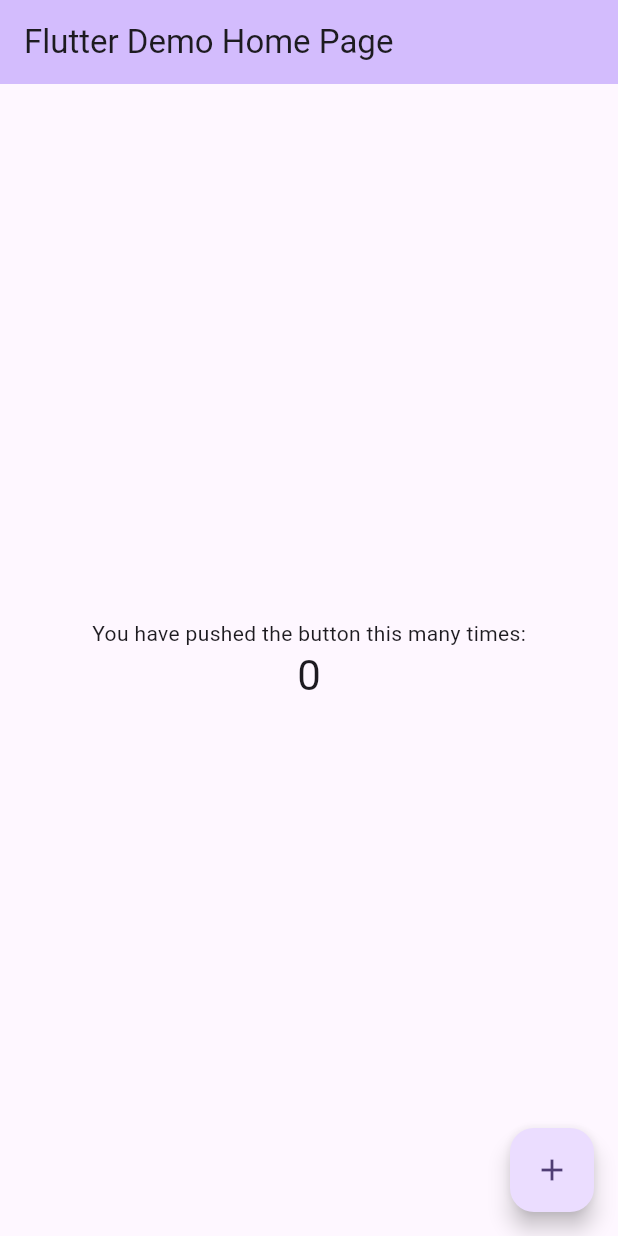
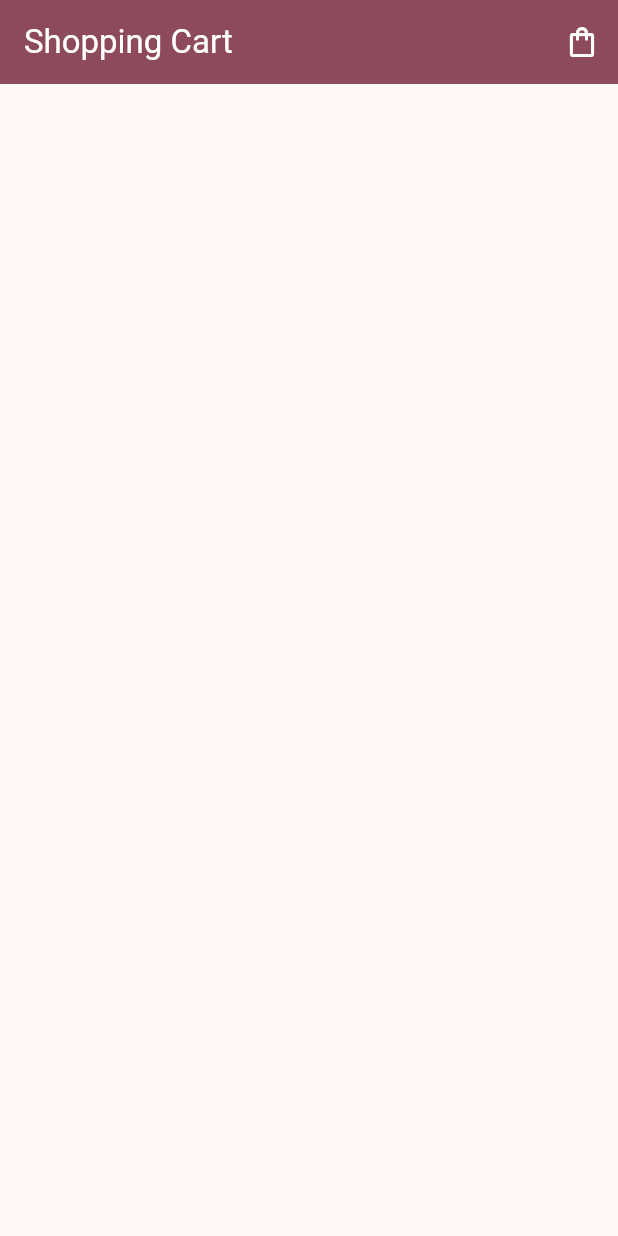
Before and after one commit to AroojAslam/fruit_shop_cart, a Flutter app: the screen it shows after launch, on a phone screen of 412 x 824 dp. Run offline on Flutter 3.47's test engine with Material 2 defaults, Android fonts, the phone set to English and light mode, and no system bars.

Commit message:
add pages

```diff
--- /dev/null
+++ b/lib/constants.dart
@@ -0,0 +1,5 @@
+import 'package:flutter/material.dart';
+
+Color kWhite(){
+  return Colors.white;
+}
--- a/lib/main.dart
+++ b/lib/main.dart
@@ -1,125 +1,21 @@
 import 'package:flutter/material.dart';
+import 'pages/home_screen.dart';
 
 void main() {
   runApp(const MyApp());
 }
-
 class MyApp extends StatelessWidget {
   const MyApp({super.key});
-
-  // This widget is the root of your application.
   @override
   Widget build(BuildContext context) {
     return MaterialApp(
-      title: 'Flutter Demo',
+      debugShowCheckedModeBanner: false,
+      title: 'Shopping Cart',
       theme: ThemeData(
-        // This is the theme of your application.
-        //
-        // TRY THIS: Try running your application with "flutter run". You'll see
-        // the application has a blue toolbar. Then, without quitting the app,
-        // try changing the seedColor in the colorScheme below to Colors.green
-        // and then invoke "hot reload" (save your changes or press the "hot
-        // reload" button in a Flutter-supported IDE, or press "r" if you used
-        // the command line to start the app).
-        //
-        // Notice that the counter didn't reset back to zero; the application
-        // state is not lost during the reload. To reset the state, use hot
-        // restart instead.
-        //
-        // This works for code too, not just values: Most code changes can be
-        // tested with just a hot reload.
-        colorScheme: ColorScheme.fromSeed(seedColor: Colors.deepPurple),
+        colorScheme: ColorScheme.fromSeed(seedColor: Colors.pinkAccent),
         useMaterial3: true,
       ),
-      home: const MyHomePage(title: 'Flutter Demo Home Page'),
+      home:const HomeScreen(),
     );
   }
 }
-
-class MyHomePage extends StatefulWidget {
-  const MyHomePage({super.key, required this.title});
-
-  // This widget is the home page of your application. It is stateful, meaning
-  // that it has a State object (defined below) that contains fields that affect
-  // how it looks.
-
-  // This class is the configuration for the state. It holds the values (in this
-  // case the title) provided by the parent (in this case the App widget) and
-  // used by the build method of the State. Fields in a Widget subclass are
-  // always marked "final".
-
-  final String title;
-
-  @override
-  State<MyHomePage> createState() => _MyHomePageState();
-}
-
-class _MyHomePageState extends State<MyHomePage> {
-  int _counter = 0;
-
-  void _incrementCounter() {
-    setState(() {
-      // This call to setState tells the Flutter framework that something has
-      // changed in this State, which causes it to rerun the build method below
-      // so that the display can reflect the updated values. If we changed
-      // _counter without calling setState(), then the build method would not be
-      // called again, and so nothing would appear to happen.
-      _counter++;
-    });
-  }
-
-  @override
-  Widget build(BuildContext context) {
-    // This method is rerun every time setState is called, for instance as done
-    // by the _incrementCounter method above.
-    //
-    // The Flutter framework has been optimized to make rerunning build methods
-    // fast, so that you can just rebuild anything that needs updating rather
-    // than having to individually change instances of widgets.
-    return Scaffold(
-      appBar: AppBar(
-        // TRY THIS: Try changing the color here to a specific color (to
-        // Colors.amber, perhaps?) and trigger a hot reload to see the AppBar
-        // change color while the other colors stay the same.
-        backgroundColor: Theme.of(context).colorScheme.inversePrimary,
-        // Here we take the value from the MyHomePage object that was created by
-        // the App.build method, and use it to set our appbar title.
-        title: Text(widget.title),
-      ),
-      body: Center(
-        // Center is a layout widget. It takes a single child and positions it
-        // in the middle of the parent.
-        child: Column(
-          // Column is also a layout widget. It takes a list of children and
-          // arranges them vertically. By default, it sizes itself to fit its
-          // children horizontally, and tries to be as tall as its parent.
-          //
-          // Column has various properties to control how it sizes itself and
-          // how it positions its children. Here we use mainAxisAlignment to
-          // center the children vertically; the main axis here is the vertical
-          // axis because Columns are vertical (the cross axis would be
-          // horizontal).
-          //
-          // TRY THIS: Invoke "debug painting" (choose the "Toggle Debug Paint"
-          // action in the IDE, or press "p" in the console), to see the
-          // wireframe for each widget.
-          mainAxisAlignment: MainAxisAlignment.center,
-          children: <Widget>[
-            const Text(
-              'You have pushed the button this many times:',
-            ),
-            Text(
-              '$_counter',
-              style: Theme.of(context).textTheme.headlineMedium,
-            ),
-          ],
-        ),
-      ),
-      floatingActionButton: FloatingActionButton(
-        onPressed: _incrementCounter,
-        tooltip: 'Increment',
-        child: const Icon(Icons.add),
-      ), // This trailing comma makes auto-formatting nicer for build methods.
-    );
-  }
-}
--- /dev/null
+++ b/lib/pages/cart_screen.dart
@@ -0,0 +1,26 @@
+import'package:flutter/material.dart';
+import 'package:shopping_cart/constants.dart';
+import 'home_screen.dart';
+class CartScreen extends StatefulWidget {
+  const CartScreen({super.key});
+
+  @override
+  State<CartScreen> createState() => _CartScreenState();
+}
+
+class _CartScreenState extends State<CartScreen> {
+  @override
+  Widget build(BuildContext context) {
+    return  Scaffold(
+      backgroundColor: Theme.of(context).dialogBackgroundColor,
+      appBar:AppBar(
+        backgroundColor:Theme.of(context).primaryColor ,
+        leading: IconButton(onPressed: (){
+          Navigator.push(context, MaterialPageRoute(builder: (context) => HomeScreen(),));
+        },icon: Icon(Icons.keyboard_backspace_sharp,color: kWhite(),)),
+        automaticallyImplyLeading: false,
+        title: Text('Shopping Cart',style: TextStyle(color: kWhite())),
+      ),
+    );
+  }
+}
--- /dev/null
+++ b/lib/pages/home_screen.dart
@@ -0,0 +1,29 @@
+import'package:flutter/material.dart';
+import 'package:shopping_cart/constants.dart';
+import 'package:shopping_cart/pages/cart_screen.dart';
+
+class HomeScreen extends StatefulWidget {
+  const HomeScreen({super.key});
+
+  @override
+  State<HomeScreen> createState() => _HomeScreenState();
+}
+
+class _HomeScreenState extends State<HomeScreen> {
+  @override
+  Widget build(BuildContext context) {
+    return Scaffold(
+      backgroundColor: Theme.of(context).dialogBackgroundColor,
+      appBar:AppBar(
+        automaticallyImplyLeading: false,
+        backgroundColor:Theme.of(context).primaryColor ,
+        title: Text('Shopping Cart',style: TextStyle(color: kWhite())),
+        actions: [
+          IconButton(onPressed: (){
+            Navigator.push(context, MaterialPageRoute(builder: (context) => CartScreen(),));
+          }, icon: Icon(Icons.shopping_bag_outlined,color: kWhite(),)),
+        ],
+      ),
+    );
+  }
+}
```
Also changed, not shown: 1 other file.
